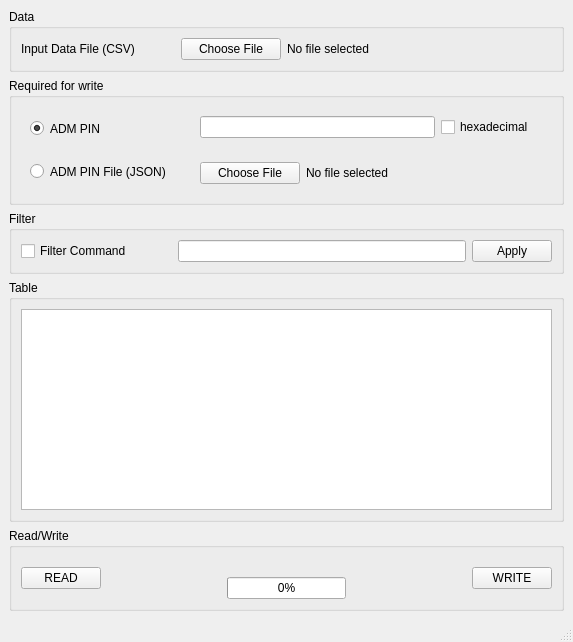
andrew-ma/sim_csv_script, file src/sim_csv_gui/UI/ui_mainwindow.ui: the form before one commit.
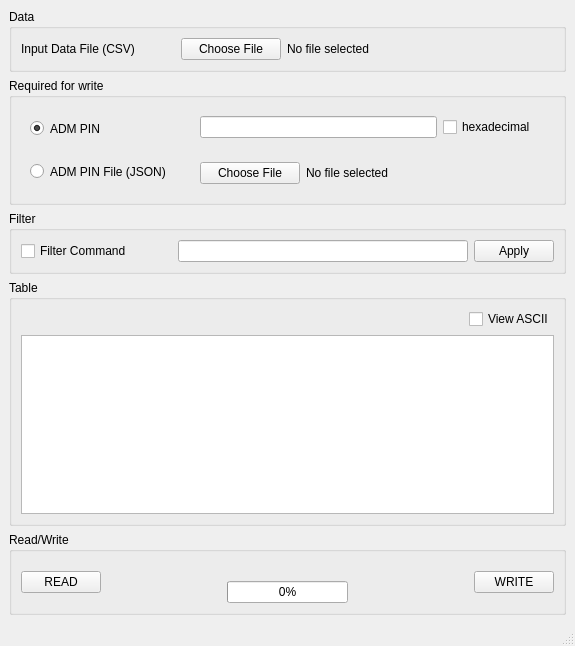
The form after the commit. Icons and pictures are not drawn.

Commit message: Enable viewing table values in ascii

Patch:
```diff
--- a/src/sim_csv_gui/UI/ui_mainwindow.ui
+++ b/src/sim_csv_gui/UI/ui_mainwindow.ui
@@ -6,8 +6,8 @@
    <rect>
     <x>0</x>
     <y>0</y>
-    <width>573</width>
-    <height>642</height>
+    <width>575</width>
+    <height>646</height>
    </rect>
   </property>
   <property name="windowTitle">
@@ -310,6 +310,36 @@
        <string>Table</string>
       </property>
       <layout class="QVBoxLayout" name="verticalLayout">
+       <item>
+        <layout class="QHBoxLayout" name="horizontalLayout_4">
+         <item>
+          <spacer name="horizontalSpacer_4">
+           <property name="orientation">
+            <enum>Qt::Horizontal</enum>
+           </property>
+           <property name="sizeHint" stdset="0">
+            <size>
+             <width>40</width>
+             <height>20</height>
+            </size>
+           </property>
+          </spacer>
+         </item>
+         <item>
+          <widget class="QCheckBox" name="viewAsciiCheckbox">
+           <property name="sizePolicy">
+            <sizepolicy hsizetype="Fixed" vsizetype="Fixed">
+             <horstretch>0</horstretch>
+             <verstretch>0</verstretch>
+            </sizepolicy>
+           </property>
+           <property name="text">
+            <string>View ASCII</string>
+           </property>
+          </widget>
+         </item>
+        </layout>
+       </item>
        <item>
         <widget class="QTableView" name="tableView"/>
        </item>
```
Left out of the diff: 2 changed lines with no effect on the pictures. The commit also changes 2 other files.
